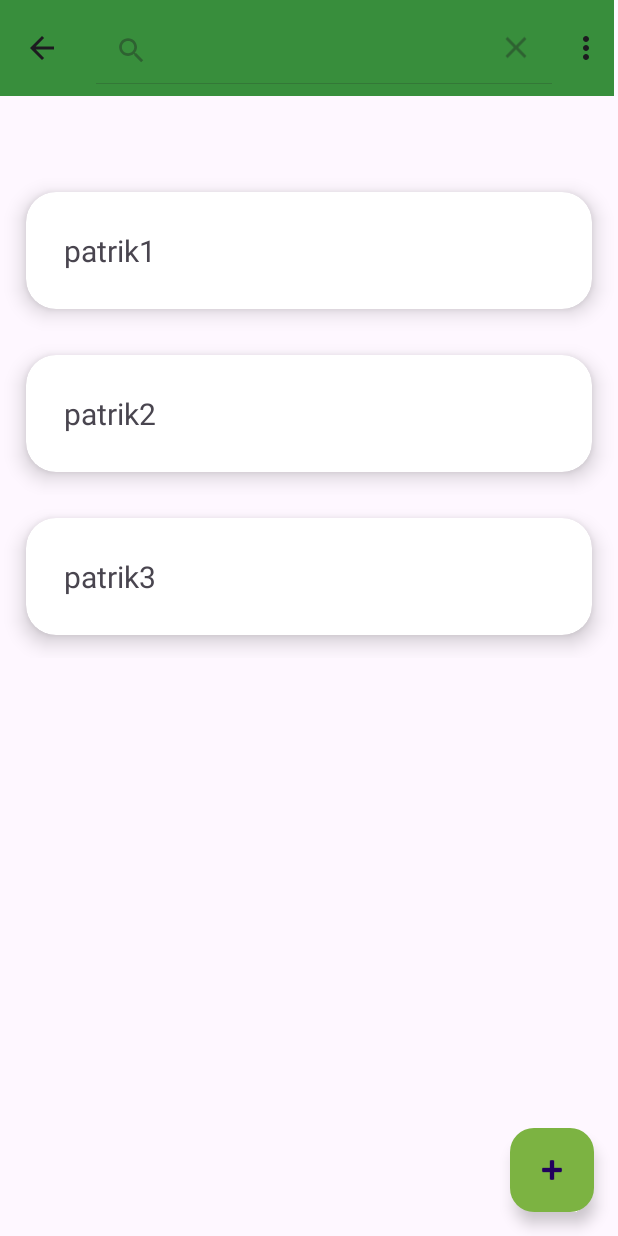
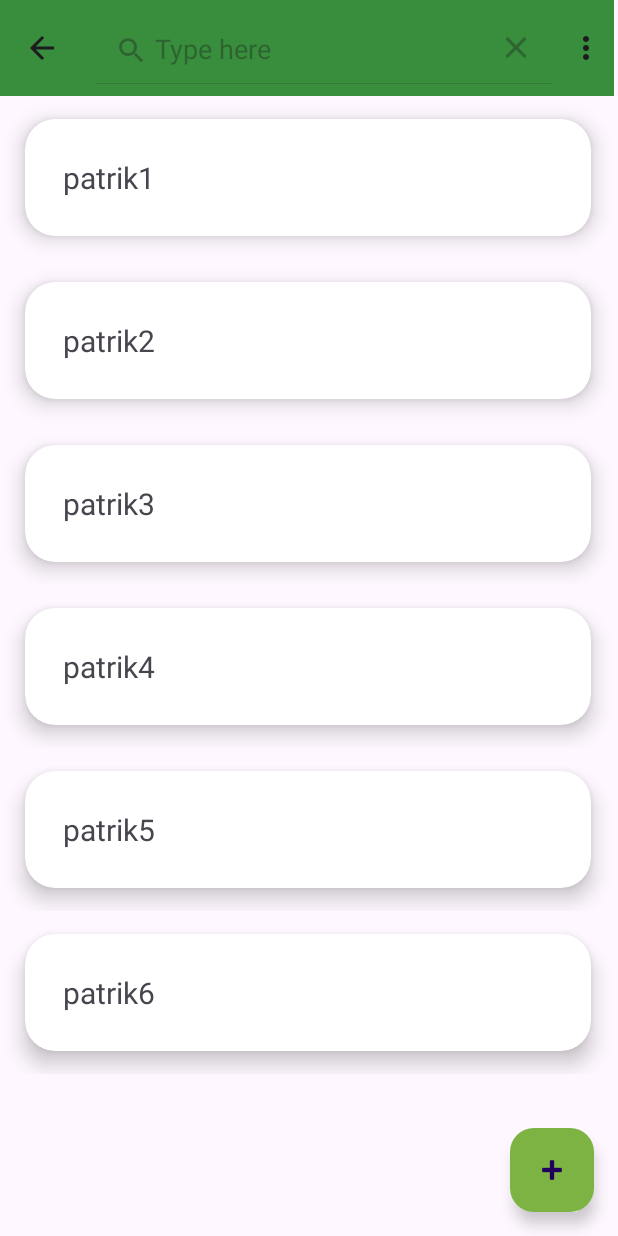
Before and after one commit to paeddym/Careify2, an Android app: the AllPatients screen opened directly, with no data from a screen before it, after a tap on "Search", on a phone screen of 412 x 824 dp. Run offline under Robolectric (Android 15) with nearby library versions, the phone set to English and light mode, and no system bars.

Commit message:
added search

```diff
--- a/app/src/main/java/com/example/careify2/AddPatient.java
+++ b/app/src/main/java/com/example/careify2/AddPatient.java
@@ -84,6 +84,7 @@ public class AddPatient extends AppCompatActivity {
                     @Override
                     public void onFailure(@NonNull Exception e) {
                         Toast.makeText(AddPatient.this, "Failure!", Toast.LENGTH_SHORT).show();
+                        Log.d("TEST", e.toString());
                     }
                 });
     }
--- a/app/src/main/java/com/example/careify2/AllPatients.java
+++ b/app/src/main/java/com/example/careify2/AllPatients.java
@@ -11,6 +11,7 @@ import android.view.MenuInflater;
 import android.view.MenuItem;
 import android.view.View;
 import android.widget.Button;
+import android.widget.SearchView;
 import android.widget.TextView;
 
 import com.google.android.material.floatingactionbutton.FloatingActionButton;
@@ -22,6 +23,8 @@ public class AllPatients extends AppCompatActivity implements RecyclerViewInterf
 
     ArrayList<PatientModel> patientModels = new ArrayList<>();
 
+    Patient_RecyclerViewAdapter adapter;
+
     @Override
     protected void onCreate(Bundle savedInstanceState) {
         super.onCreate(savedInstanceState);
@@ -32,7 +35,7 @@ public class AllPatients extends AppCompatActivity implements RecyclerViewInterf
 
         setPatientModels();
 
-        Patient_RecyclerViewAdapter adapter = new Patient_RecyclerViewAdapter(this, patientModels, this);
+        adapter = new Patient_RecyclerViewAdapter(this, patientModels, this);
 
         recyclerView.setAdapter(adapter);
         recyclerView.setLayoutManager(new LinearLayoutManager(this));
@@ -64,10 +67,40 @@ public class AllPatients extends AppCompatActivity implements RecyclerViewInterf
     }
 
     @Override
-    public boolean onCreateOptionsMenu(Menu menu) {
-        MenuInflater inflater = getMenuInflater();
-        inflater.inflate(R.menu.search_menu, menu);
-        return true;
+    public boolean onCreateOptionsMenu(Menu menu){
+        getMenuInflater().inflate(R.menu.search_menu, menu);
+
+        MenuItem menuItem = menu.findItem(R.id.app_bar_search);
+        SearchView searchView = (SearchView) menuItem.getActionView();
+        searchView.setQueryHint("Type here");
+
+        searchView.setOnQueryTextListener(new SearchView.OnQueryTextListener() {
+            @Override
+            public boolean onQueryTextSubmit(String query) {
+                return false;
+            }
+
+            @Override
+            public boolean onQueryTextChange(String newText) {
+                filter(newText.toString());
+
+                return true;
+            }
+        });
+
+        return super.onCreateOptionsMenu(menu);
+    }
+
+    private void filter(String text) {
+        ArrayList<PatientModel> filteredList = new ArrayList<>();
+
+        for(PatientModel model : patientModels){
+            if(model.PatientName.toLowerCase().contains(text.toLowerCase())){
+                filteredList.add(model);
+            }
+        }
+        adapter.filteredList(filteredList);
+
     }
 
     @Override
--- a/app/src/main/java/com/example/careify2/Category_RecyclerViewAdapter.java
+++ b/app/src/main/java/com/example/careify2/Category_RecyclerViewAdapter.java
@@ -40,6 +40,12 @@ public class Category_RecyclerViewAdapter extends RecyclerView.Adapter<Category_
         return categoryModels.size();
     }
 
+    public void filteredList(ArrayList<CategoryModel> filteredList){
+        categoryModels = filteredList;
+        notifyDataSetChanged();
+
+    }
+
     public static class MyViewHolder extends RecyclerView.ViewHolder {
         TextView bereichName;
         public MyViewHolder(@NonNull View itemView, RecyclerViewInterface recyclerViewInterface) {
--- a/app/src/main/java/com/example/careify2/Patient_RecyclerViewAdapter.java
+++ b/app/src/main/java/com/example/careify2/Patient_RecyclerViewAdapter.java
@@ -40,6 +40,12 @@ public class Patient_RecyclerViewAdapter extends RecyclerView.Adapter<Patient_Re
         return patientModels.size();
     }
 
+    public void filteredList(ArrayList<PatientModel> filteredList){
+        patientModels = filteredList;
+        notifyDataSetChanged();
+
+    }
+
     public static class MyViewHolder extends RecyclerView.ViewHolder {
         TextView patientName;
         public MyViewHolder(@NonNull View itemView, RecyclerViewInterface recyclerViewInterface) {
--- a/app/src/main/res/layout/activity_all_patients.xml
+++ b/app/src/main/res/layout/activity_all_patients.xml
@@ -16,6 +16,17 @@
         app:layout_constraintStart_toStartOf="parent"
         app:layout_constraintTop_toTopOf="parent" />
 
+    <androidx.recyclerview.widget.RecyclerView
+        android:id="@+id/Patients"
+        android:layout_width="408dp"
+        android:layout_height="663dp"
+        app:layout_constraintBottom_toBottomOf="parent"
+        app:layout_constraintEnd_toEndOf="parent"
+        app:layout_constraintHorizontal_bias="0.333"
+        app:layout_constraintStart_toStartOf="parent"
+        app:layout_constraintTop_toBottomOf="@+id/toolbarAllPatients"
+        app:layout_constraintVertical_bias="0.0" />
+
     <com.google.android.material.floatingactionbutton.FloatingActionButton
         android:id="@+id/floatingActionButtonAllPatients"
         android:layout_width="wrap_content"
@@ -28,13 +39,4 @@
         app:layout_constraintEnd_toEndOf="parent"
         app:srcCompat="@android:drawable/ic_input_add" />
 
-    <androidx.recyclerview.widget.RecyclerView
-        android:id="@+id/Patients"
-        android:layout_width="408dp"
-        android:layout_height="663dp"
-        app:layout_constraintBottom_toBottomOf="parent"
-        app:layout_constraintEnd_toEndOf="parent"
-        app:layout_constraintStart_toStartOf="parent"
-        app:layout_constraintTop_toBottomOf="@+id/toolbarAllPatients" />
-
 </androidx.constraintlayout.widget.ConstraintLayout>
--- a/app/src/main/res/menu/search_menu.xml
+++ b/app/src/main/res/menu/search_menu.xml
@@ -8,6 +8,7 @@
         android:orderInCategory="100"
         app:actionViewClass="android.widget.SearchView"
         app:showAsAction="always"/>
+
     <item
         android:id="@+id/app_bar_settings"
         android:title="Settings"
--- a/app/src/main/res/values/strings.xml
+++ b/app/src/main/res/values/strings.xml
@@ -40,5 +40,11 @@
         <item>patrik1</item>
         <item>patrik2</item>
         <item>patrik3</item>
+        <item>patrik4</item>
+        <item>patrik5</item>
+        <item>patrik6</item>
+        <item>patrik7</item>
+        <item>patrik8</item>
+        <item>patrik9</item>
     </string-array>
 </resources>
```
Also changed, not shown: app/src/main/java/com/example/careify2/Category.java (+41 -8 lines).
